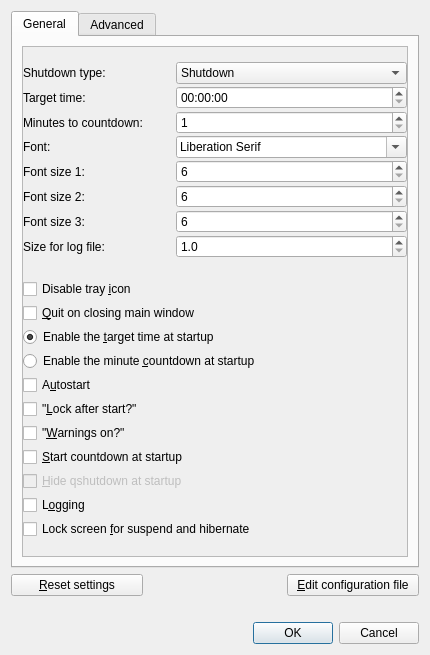
Above: qshutdown/src/ui/preferences.ui from hakaishi/shutdown-qapps before the change. Below: the same form after it.
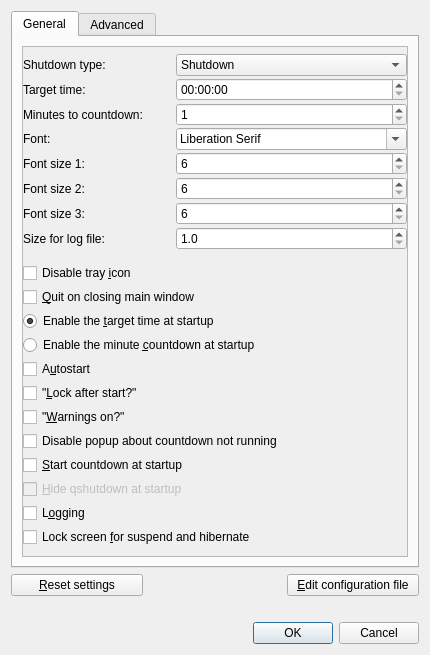
That is the form after the change. Icons and pictures are not drawn.

Commit message: add option to hide not running warning closes #14

```diff
--- a/qshutdown/src/ui/preferences.ui
+++ b/qshutdown/src/ui/preferences.ui
@@ -86,9 +86,9 @@
           <property name="geometry">
            <rect>
             <x>0</x>
-            <y>0</y>
-            <width>375</width>
-            <height>530</height>
+            <y>-125</y>
+            <width>400</width>
+            <height>588</height>
            </rect>
           </property>
           <property name="sizePolicy">
@@ -390,6 +390,13 @@
                </property>
               </widget>
              </item>
+             <item>
+              <widget class="QCheckBox" name="disableCndPop">
+               <property name="text">
+                <string>Disable popup about countdown not running</string>
+               </property>
+              </widget>
+             </item>
              <item>
               <widget class="QCheckBox" name="countdown">
                <property name="toolTip">
```
Left out of the diff: 32 changed lines with no effect on the pictures. The commit also changes 5 other files.
